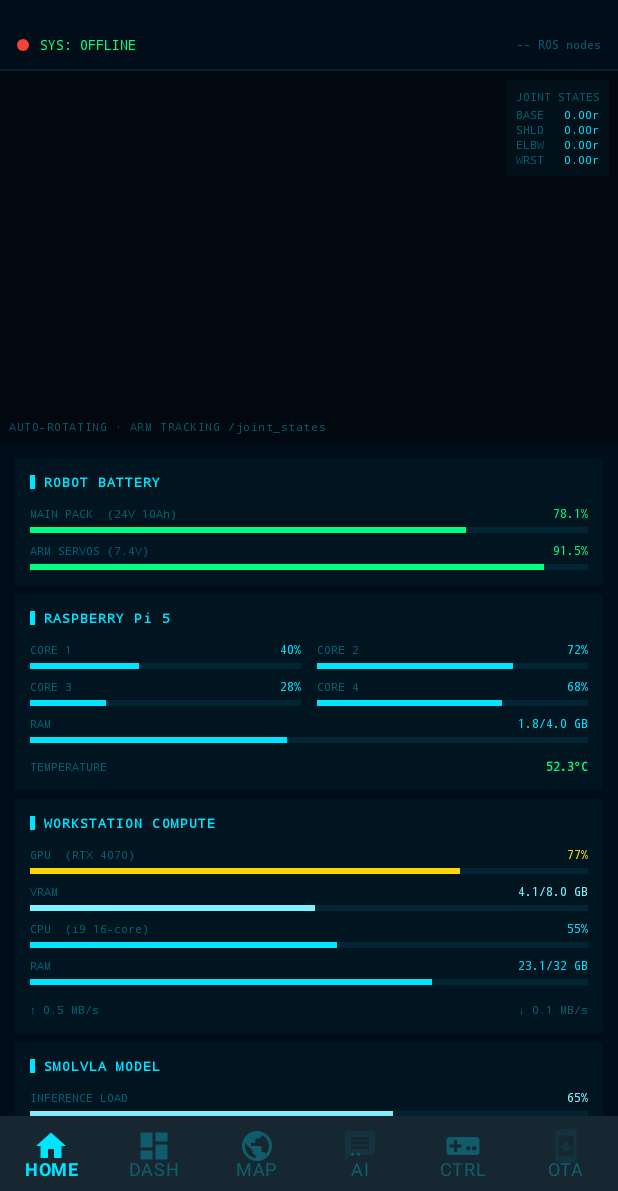
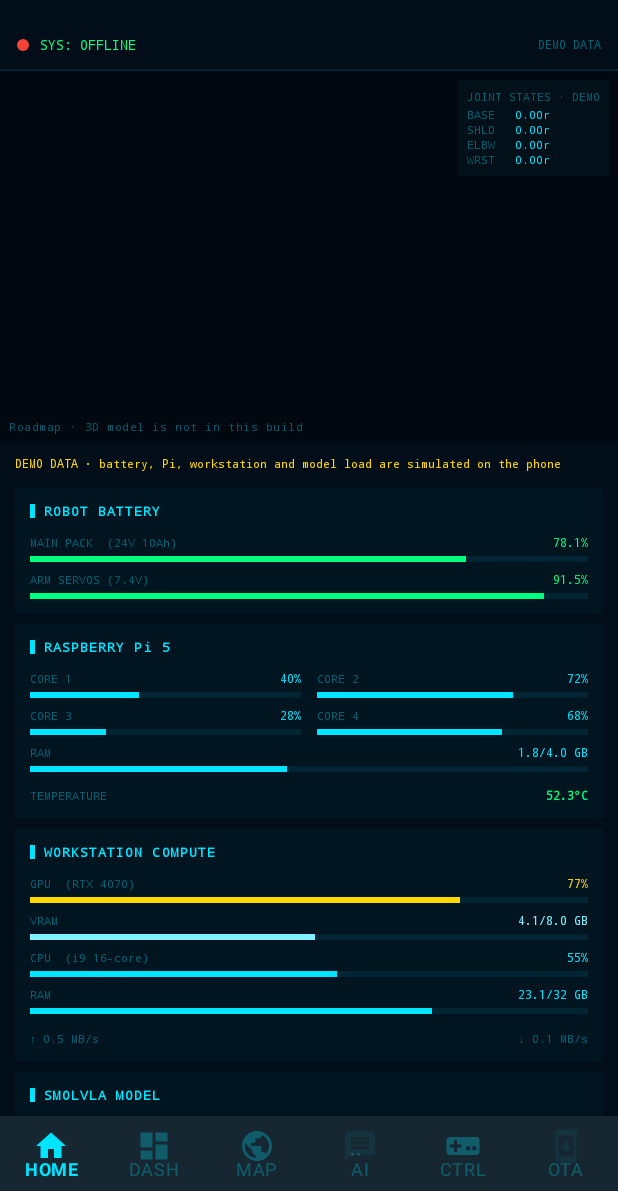
Before and after one commit to ohho-robotics/ohho.apk, an Android app built with Jetpack Compose: the screen it shows after launch (MainActivity), on a phone screen of 412 x 824 dp, the part 45-1236 px from its top. Run offline under Robolectric (Android 15) with nearby library versions, the phone set to English and light mode, and no system bars; our stand-ins replace Dagger/Hilt's generated code, Timber, navigation-ui.

Commit message:
OHH-25: CI, honest README, and a real ROSBridge connect path.
Wire saved Settings into RobotRepository.connect, label home metrics as demo data, and run assembleDebug plus unit tests in GitHub Actions with the debug APK uploaded.

Co-authored-by: varun vaidhiya <varunvaidhiya@users.noreply.github.com>

```diff
--- a/app/src/main/kotlin/com/varunvaidhiya/robotcontrol/MainActivity.kt
+++ b/app/src/main/kotlin/com/varunvaidhiya/robotcontrol/MainActivity.kt
@@ -3,6 +3,7 @@ package com.varunvaidhiya.robotcontrol
 import android.os.Bundle
 import android.os.Handler
 import android.os.Looper
+import androidx.activity.viewModels
 import androidx.appcompat.app.AppCompatActivity
 import androidx.appcompat.app.AppCompatDelegate
 import androidx.core.view.ViewCompat
@@ -11,6 +12,7 @@ import androidx.core.view.WindowInsetsCompat
 import androidx.navigation.fragment.NavHostFragment
 import androidx.navigation.ui.setupWithNavController
 import com.varunvaidhiya.robotcontrol.databinding.ActivityMainBinding
+import com.varunvaidhiya.robotcontrol.ui.MainViewModel
 import dagger.hilt.android.AndroidEntryPoint
 import timber.log.Timber
 import java.text.SimpleDateFormat
@@ -21,6 +23,7 @@ import java.util.Locale
 class MainActivity : AppCompatActivity() {
 
     private lateinit var binding: ActivityMainBinding
+    private val mainViewModel: MainViewModel by viewModels()
     private val timeHandler = Handler(Looper.getMainLooper())
     private val timeFmt = SimpleDateFormat("HH:mm", Locale.US)
 
@@ -89,7 +92,7 @@ class MainActivity : AppCompatActivity() {
         }
 
         updateTime()
-        Timber.i("MainActivity initialized")
+        Timber.i("MainActivity initialized, ROSBridge ${mainViewModel.connectionState.value}")
     }
 
     private fun updateTime() {
--- a/app/src/main/kotlin/com/varunvaidhiya/robotcontrol/data/models/RobotStatus.kt
+++ b/app/src/main/kotlin/com/varunvaidhiya/robotcontrol/data/models/RobotStatus.kt
@@ -6,6 +6,7 @@ package com.varunvaidhiya.robotcontrol.data.models
 data class RobotStatus(
     val isConnected: Boolean = false,
     val ipAddress: String = "",
+    val port: Int = 9090,
     val signalStrength: Int = 0, // 0-100
     val timestamp: Long = System.currentTimeMillis(),
     val rosNodesActive: Int = 0,
--- a/app/src/main/kotlin/com/varunvaidhiya/robotcontrol/data/repository/RobotRepository.kt
+++ b/app/src/main/kotlin/com/varunvaidhiya/robotcontrol/data/repository/RobotRepository.kt
@@ -20,6 +20,11 @@ import javax.inject.Singleton
  */
 @Singleton
 class RobotRepository @Inject constructor() {
+
+    companion object {
+        /** ROSBridge WebSocket URL opened by [connect]. */
+        fun rosBridgeUrl(ip: String, port: Int): String = "ws://$ip:$port"
+    }
 
     private var rosManager: ROSBridgeManager? = null
 
@@ -102,9 +107,9 @@ class RobotRepository @Inject constructor() {
     // ── Public API ─────────────────────────────────────────────────────────────
 
     fun connect(ip: String = Constants.DEFAULT_ROBOT_IP, port: Int = Constants.DEFAULT_ROSBRIDGE_PORT) {
-        _robotStatus.value = _robotStatus.value.copy(ipAddress = ip)
+        _robotStatus.value = _robotStatus.value.copy(ipAddress = ip, port = port)
         rosManager?.disconnect()  // clean up previous manager if any
-        rosManager = ROSBridgeManager("ws://$ip:$port", rosListener)
+        rosManager = ROSBridgeManager(rosBridgeUrl(ip, port), rosListener)
         rosManager?.connect()
         _connectionState.value = ROSBridgeManager.ConnectionState.CONNECTING
     }
--- a/app/src/main/kotlin/com/varunvaidhiya/robotcontrol/ui/MainViewModel.kt
+++ b/app/src/main/kotlin/com/varunvaidhiya/robotcontrol/ui/MainViewModel.kt
@@ -2,26 +2,45 @@ package com.varunvaidhiya.robotcontrol.ui
 
 import androidx.lifecycle.ViewModel
 import androidx.lifecycle.viewModelScope
+import com.varunvaidhiya.robotcontrol.data.preferences.AppPreferences
 import com.varunvaidhiya.robotcontrol.data.repository.RobotRepository
 import com.varunvaidhiya.robotcontrol.network.ROSBridgeManager.ConnectionState
+import com.varunvaidhiya.robotcontrol.utils.Constants
 import dagger.hilt.android.lifecycle.HiltViewModel
 import kotlinx.coroutines.flow.StateFlow
+import kotlinx.coroutines.flow.combine
+import kotlinx.coroutines.flow.distinctUntilChanged
 import kotlinx.coroutines.launch
 import javax.inject.Inject
 
 /**
  * Global app ViewModel, tied to MainActivity lifecycle.
- * Handles top-level connection state.
+ * Opens ROSBridge from the IP and port saved in Settings, and again whenever they change.
  */
 @HiltViewModel
-class MainViewModel @Inject constructor(private val repository: RobotRepository) : ViewModel() {
+class MainViewModel @Inject constructor(
+    private val repository: RobotRepository,
+    private val preferences: AppPreferences
+) : ViewModel() {
 
     val connectionState: StateFlow<ConnectionState> = repository.connectionState
     val robotStatus = repository.robotStatus
 
-    fun connectToRobot(ip: String) {
+    init {
         viewModelScope.launch {
-            repository.connect(ip)
+            combine(preferences.robotIp, preferences.robotPort) { ip, port -> ip to port }
+                .distinctUntilChanged()
+                .collect { (ip, port) ->
+                    if (ip.isNotBlank() && port in 1..65535) {
+                        repository.connect(ip, port)
+                    }
+                }
+        }
+    }
+
+    fun connectToRobot(ip: String, port: Int = Constants.DEFAULT_ROSBRIDGE_PORT) {
+        viewModelScope.launch {
+            repository.connect(ip, port)
         }
     }
 
--- a/app/src/main/kotlin/com/varunvaidhiya/robotcontrol/ui/home/HomeFragment.kt
+++ b/app/src/main/kotlin/com/varunvaidhiya/robotcontrol/ui/home/HomeFragment.kt
@@ -50,6 +50,7 @@ class HomeFragment : BaseFragment<FragmentHomeBinding>() {
     private val colorErr  = Color.parseColor("#FF4444")
     private val colorCyan = Color.parseColor("#00E5FF")
     private val colorCyan2= Color.parseColor("#80F0FF")
+    private var endpointLabel = ""
 
     override fun inflateBinding(inflater: LayoutInflater, container: ViewGroup?): FragmentHomeBinding =
         FragmentHomeBinding.inflate(inflater, container, false)
@@ -70,8 +71,13 @@ class HomeFragment : BaseFragment<FragmentHomeBinding>() {
                 }
                 launch {
                     viewModel.robotStatus.collectLatest { status ->
-                        if (status.ipAddress.isNotEmpty()) {
-                            binding.homeStatusText.text = "SYS: ONLINE · ${status.ipAddress}:9090"
+                        endpointLabel = if (status.ipAddress.isNotEmpty()) {
+                            "${status.ipAddress}:${status.port}"
+                        } else {
+                            ""
+                        }
+                        if (viewModel.connectionState.value == ROSBridgeManager.ConnectionState.CONNECTED) {
+                            binding.homeStatusText.text = onlineText()
                         }
                     }
                 }
@@ -79,21 +85,22 @@ class HomeFragment : BaseFragment<FragmentHomeBinding>() {
         }
     }
 
+    private fun onlineText(): String =
+        if (endpointLabel.isEmpty()) "SYS: ONLINE" else "SYS: ONLINE · $endpointLabel"
+
     private fun updateConnectionRow(state: ROSBridgeManager.ConnectionState) {
         when (state) {
             ROSBridgeManager.ConnectionState.CONNECTED -> {
                 binding.homeStatusDot.setBackgroundResource(R.drawable.shape_circle_green)
-                binding.homeRosNodes.text = "14 ROS nodes"
+                binding.homeStatusText.text = onlineText()
             }
             ROSBridgeManager.ConnectionState.CONNECTING -> {
                 binding.homeStatusDot.setBackgroundResource(R.drawable.shape_circle_orange)
                 binding.homeStatusText.text = "SYS: CONNECTING…"
-                binding.homeRosNodes.text = "-- ROS nodes"
             }
             else -> {
                 binding.homeStatusDot.setBackgroundResource(R.drawable.shape_circle_red)
                 binding.homeStatusText.text = "SYS: OFFLINE"
-                binding.homeRosNodes.text = "-- ROS nodes"
             }
         }
     }
--- a/app/src/main/res/layout/fragment_dashboard.xml
+++ b/app/src/main/res/layout/fragment_dashboard.xml
@@ -119,7 +119,7 @@
                 android:id="@+id/text_live_indicator"
                 android:layout_width="wrap_content"
                 android:layout_height="wrap_content"
-                android:text="● LIVE"
+                android:text="NO FEED"
                 android:textColor="@color/hud_err"
                 android:textSize="8sp"
                 android:fontFamily="monospace"
--- a/app/src/main/res/layout/fragment_home.xml
+++ b/app/src/main/res/layout/fragment_home.xml
@@ -42,7 +42,7 @@
                 android:id="@+id/home_ros_nodes"
                 android:layout_width="wrap_content"
                 android:layout_height="wrap_content"
-                android:text="-- ROS nodes"
+                android:text="DEMO DATA"
                 android:textColor="@color/hud_muted"
                 android:textSize="8sp"
                 android:fontFamily="monospace" />
@@ -73,7 +73,7 @@
                 android:layout_height="wrap_content"
                 android:layout_gravity="bottom|start"
                 android:layout_margin="6dp"
-                android:text="AUTO-ROTATING · ARM TRACKING /joint_states"
+                android:text="Roadmap · 3D model is not in this build"
                 android:textColor="@color/hud_muted"
                 android:textSize="7sp"
                 android:fontFamily="monospace"
@@ -92,7 +92,7 @@
                 <TextView
                     android:layout_width="wrap_content"
                     android:layout_height="wrap_content"
-                    android:text="JOINT STATES"
+                    android:text="JOINT STATES · DEMO"
                     android:textColor="@color/hud_muted"
                     android:textSize="7sp"
                     android:fontFamily="monospace"
@@ -117,7 +117,18 @@
             </LinearLayout>
         </FrameLayout>
 
-        <!-- ── Metric cards ───────────────────────────────────────── -->
+        <!-- ── Metric cards (locally simulated; not robot telemetry) ── -->
+        <TextView
+            android:layout_width="match_parent"
+            android:layout_height="wrap_content"
+            android:paddingStart="10dp"
+            android:paddingEnd="10dp"
+            android:paddingTop="8dp"
+            android:text="DEMO DATA · battery, Pi, workstation and model load are simulated on the phone"
+            android:textColor="@color/hud_warn"
+            android:textSize="8sp"
+            android:fontFamily="monospace" />
+
         <LinearLayout
             android:layout_width="match_parent"
             android:layout_height="wrap_content"
```
Also changed, not shown: app/src/main/kotlin/com/varunvaidhiya/robotcontrol/ui/dashboard/DashboardFragment.kt (+7 -0 lines), app/src/main/kotlin/com/varunvaidhiya/robotcontrol/ui/views/MjpegView.kt (+9 -0 lines), 3 other files.
